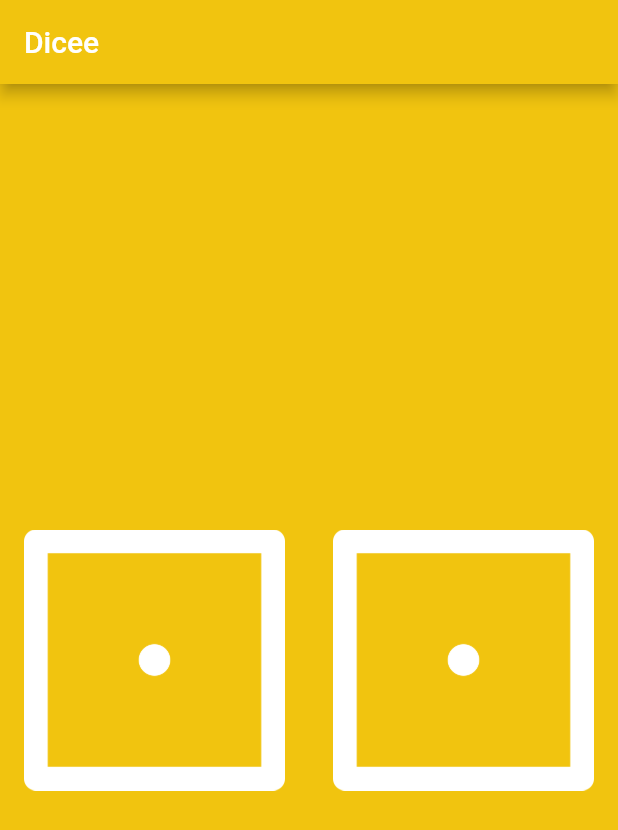
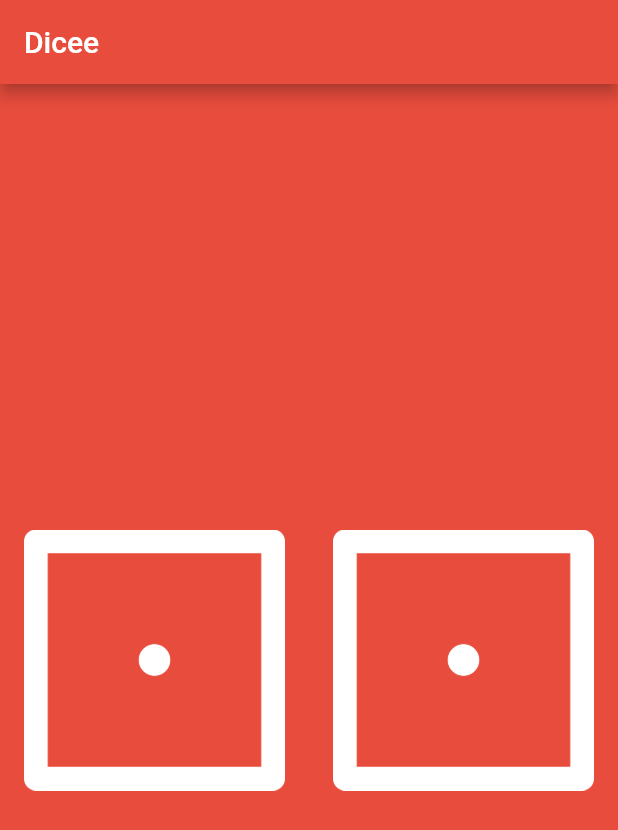
Before and after one commit to HossamMuhammedOmar/dicee_flutter, a Flutter app: the screen it shows after launch, on a phone screen of 412 x 824 dp. Shown: the top 830 px of the screen. Run offline on Flutter 3.47's test engine with Material 2 defaults, Android fonts, the phone set to English and light mode, and no system bars.

Commit message:
finish ui

```diff
--- a/lib/main.dart
+++ b/lib/main.dart
@@ -9,10 +9,10 @@ class MyApp extends StatelessWidget {
   Widget build(BuildContext context) {
     return MaterialApp(
       home: Scaffold(
-        backgroundColor: Color(0xfff1c40f),
+        backgroundColor: Color(0xffe74c3c),
         appBar: AppBar(
           title: Text('Dicee'),
-          backgroundColor: Color(0xfff1c40f),
+          backgroundColor: Color(0xffe74c3c),
         ),
         body: DicePage(),
       ),
```
